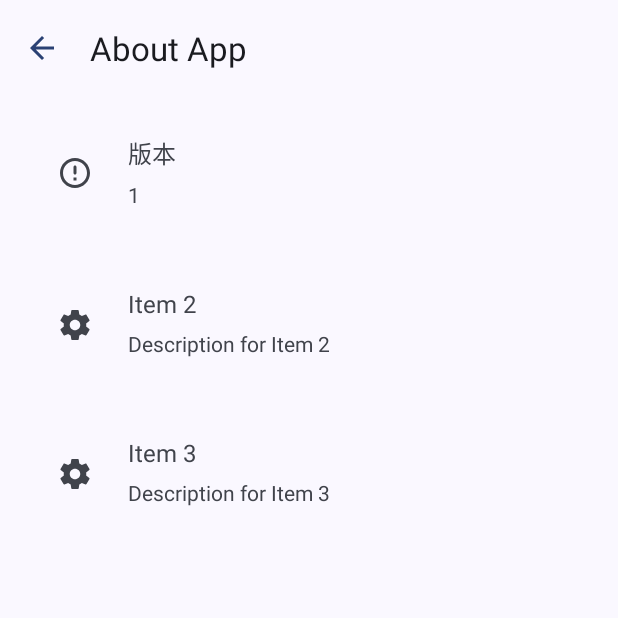
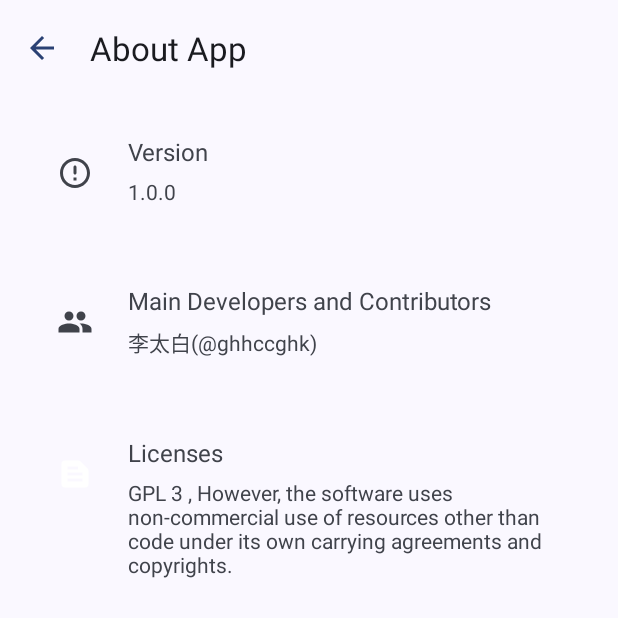
Before and after one commit to ghhccghk/mhspay, an Android app built with Jetpack Compose: the AboutFragment screen opened directly, with no data from a screen before it, on a phone screen of 412 x 824 dp, the top half of it. Run offline under Robolectric (Android 15) with nearby library versions, the phone set to English and light mode, and no system bars.

Commit message:
添加许可证，声明版权

```diff
--- a/app/src/main/java/com/mihuashi/paybyfinger/ui/fragment/AboutFragment.kt
+++ b/app/src/main/java/com/mihuashi/paybyfinger/ui/fragment/AboutFragment.kt
@@ -1,20 +1,21 @@
 package com.mihuashi.paybyfinger.ui.fragment
 
 import android.annotation.SuppressLint
-import android.app.LauncherActivity
+import android.content.Intent
+import android.net.Uri
 import android.os.Bundle
 import android.view.LayoutInflater
 import android.view.View
 import android.view.ViewGroup
 import android.widget.ImageView
 import android.widget.TextView
-import android.widget.Toast
 import androidx.appcompat.app.AppCompatActivity
 import androidx.recyclerview.widget.LinearLayoutManager
 import androidx.recyclerview.widget.RecyclerView
 import com.google.android.material.appbar.MaterialToolbar
 import com.mihuashi.paybyfinger.BuildConfig
 import com.mihuashi.paybyfinger.R
+
 
 class AboutFragment : AppCompatActivity() {
 
@@ -31,15 +32,20 @@ class AboutFragment : AppCompatActivity() {
 
         // 示例数据
         val items = listOf(
-            ListItem("版本", BuildConfig.VERSION_CODE.toString(),R.drawable.ic_round_error_outline),
-            ListItem("Item 2", "Description for Item 2",R.drawable.ic_round_settings),
-            ListItem("Item 3", "Description for Item 3",R.drawable.ic_round_settings)
+            ListItem(this.getString(R.string.version_name), BuildConfig.VERSION_NAME,R.drawable.ic_round_error_outline),
+            ListItem(this.getString(R.string.Developers), this.getString(R.string.Developers_name),R.drawable.people),
+            ListItem(this.getString(R.string.licenses), this.getString(R.string.licenses_name),R.drawable.baseline_text_snippet_24)
         )
 
         // 初始化适配器并设置点击事件
         val adapter = ListAdapter(items) { item ->
             // 点击事件处理
-            Toast.makeText(this, "Clicked: ${item.title}", Toast.LENGTH_SHORT).show()
+            if (item.title == this.getString(R.string.Developers)) {
+                val url = "https://github.com/ghhccghk/mhspay"
+                val intent = Intent(Intent.ACTION_VIEW, Uri.parse(url))
+                startActivity(intent)
+            }
+            //Toast.makeText(this, "Clicked: ${item.title}", Toast.LENGTH_SHORT).show()
         }
 
 
--- /dev/null
+++ b/app/src/main/res/drawable/baseline_text_snippet_24.xml
@@ -0,0 +1,5 @@
+<vector xmlns:android="http://schemas.android.com/apk/res/android" android:autoMirrored="true" android:height="24dp" android:tint="#FFFFFF" android:viewportHeight="24" android:viewportWidth="24" android:width="24dp">
+
+    <path android:fillColor="@android:color/white" android:pathData="M20.41,8.41l-4.83,-4.83C15.21,3.21 14.7,3 14.17,3H5C3.9,3 3,3.9 3,5v14c0,1.1 0.9,2 2,2h14c1.1,0 2,-0.9 2,-2V9.83C21,9.3 20.79,8.79 20.41,8.41zM7,7h7v2H7V7zM17,17H7v-2h10V17zM17,13H7v-2h10V13z"/>
+
+</vector>
--- /dev/null
+++ b/app/src/main/res/drawable/people.xml
@@ -0,0 +1,5 @@
+<vector xmlns:android="http://schemas.android.com/apk/res/android" android:height="24dp" android:tint="?attr/colorControlNormal" android:viewportHeight="24" android:viewportWidth="24" android:width="24dp">
+
+    <path android:fillColor="@android:color/white" android:pathData="M16,11c1.66,0 2.99,-1.34 2.99,-3S17.66,5 16,5c-1.66,0 -3,1.34 -3,3s1.34,3 3,3zM8,11c1.66,0 2.99,-1.34 2.99,-3S9.66,5 8,5C6.34,5 5,6.34 5,8s1.34,3 3,3zM8,13c-2.33,0 -7,1.17 -7,3.5L1,19h14v-2.5c0,-2.33 -4.67,-3.5 -7,-3.5zM16,13c-0.29,0 -0.62,0.02 -0.97,0.05 1.16,0.84 1.97,1.97 1.97,3.45L17,19h6v-2.5c0,-2.33 -4.67,-3.5 -7,-3.5z"/>
+
+</vector>
--- a/app/src/main/res/values/strings.xml
+++ b/app/src/main/res/values/strings.xml
@@ -19,6 +19,11 @@
     <string name="device_label">Device Information</string>
     <string name="about_app">About App</string>
     <string name="about_title">About App\n</string>
-    <string name="element_text">123</string>
-    <string name="icon">1</string>
+    <string name="element_text" translatable="false">123</string>
+    <string name="icon" translatable="false">1</string>
+    <string name="Developers">Main Developers and Contributors</string>
+    <string name="Developers_name" translatable="false">李太白(@ghhccghk)</string>
+    <string name="version_name">Version</string>
+    <string name="licenses">Licenses</string>
+    <string name="licenses_name">GPL 3 , However, the software uses non-commercial use of resources other than code under its own carrying agreements and copyrights.</string>
 </resources>
```
Also changed, not shown: 2 other files.
